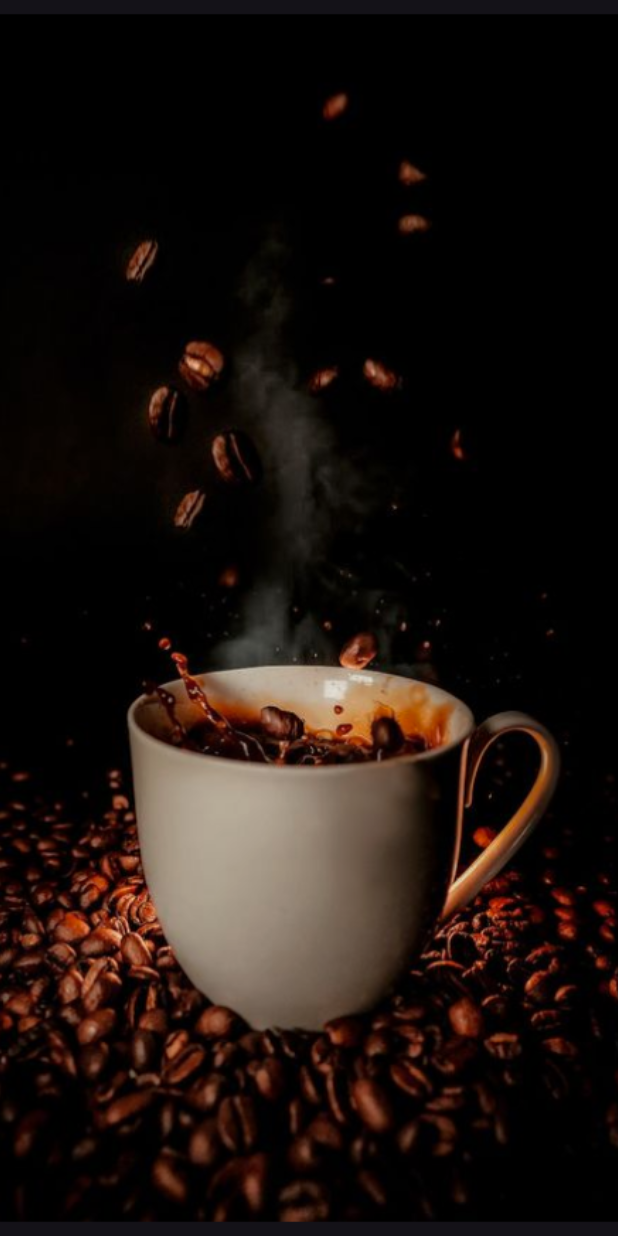
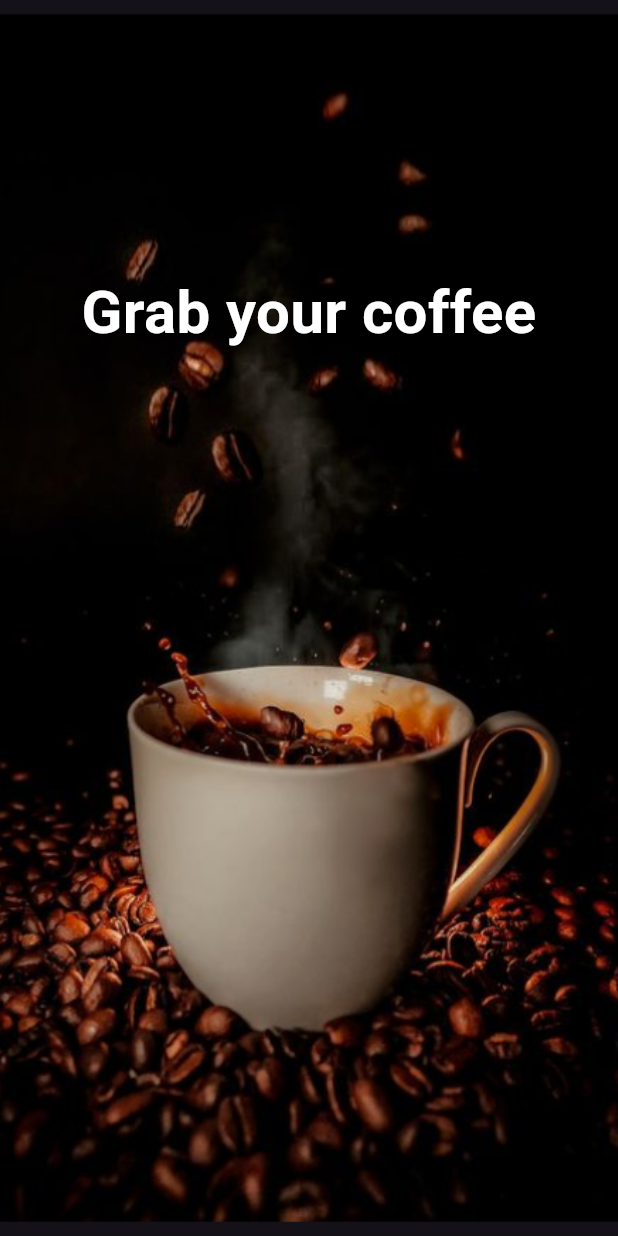
Before and after one commit to buddhimafernando/Coffee_app, a Flutter app: the screen it shows after launch, on a phone screen of 412 x 824 dp. Run offline on Flutter 3.47's test engine with Material 3 defaults, Android fonts, the phone set to English and light mode, and no system bars; our stand-ins replace google_fonts.

Commit message:
text added properly aligned

```diff
--- a/lib/pages/splash_screen.dart
+++ b/lib/pages/splash_screen.dart
@@ -8,14 +8,28 @@ class SplashScreen extends StatelessWidget {
   Widget build(BuildContext context) {
     return Scaffold(
       body: Container(
+        width: double.infinity,
+        height: double.infinity,
         decoration: BoxDecoration(
           image: DecorationImage(
             image: AssetImage("assets/images/splashscreen_bg.png"),
-            fit: BoxFit.fitHeight,
+            fit: BoxFit.cover,
           ),
         ),
+        child: Padding(
+          padding: const EdgeInsets.only(top:180),
+          child: Text(
+              "Grab your coffee",
+              textAlign: TextAlign.center,
+              style: TextStyle(
+                fontSize: 40,
+                fontWeight: FontWeight.bold,
+                color: Colors.white,
+              ),
+            ),
+        ),
+        ),
 
-      ),
 
     );
   }
```
